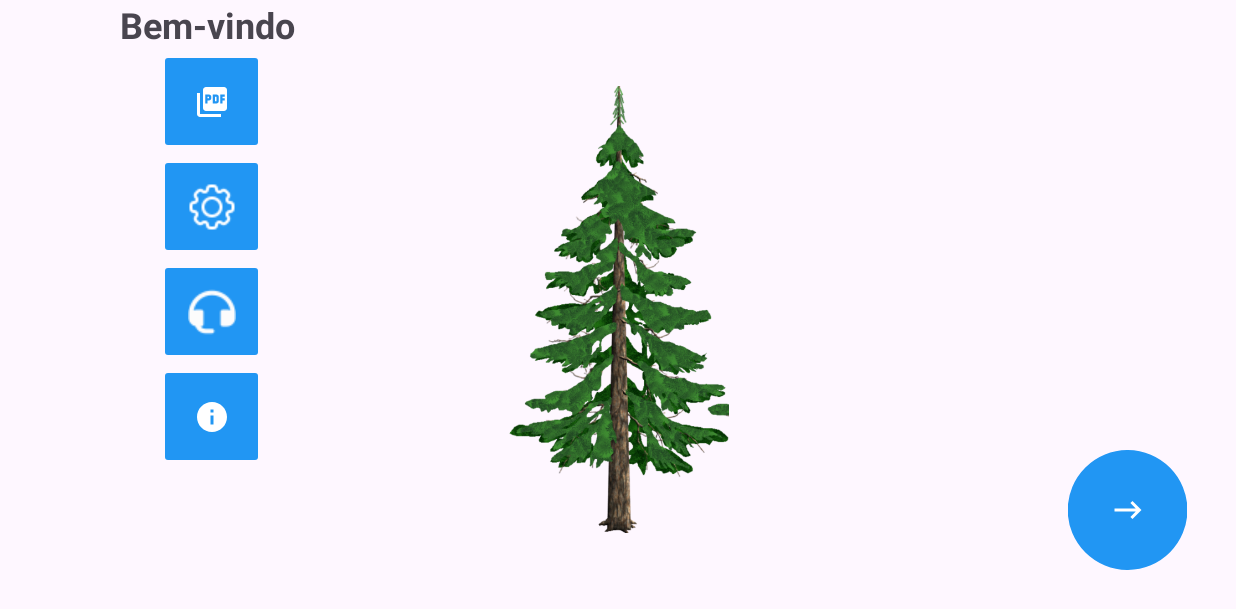
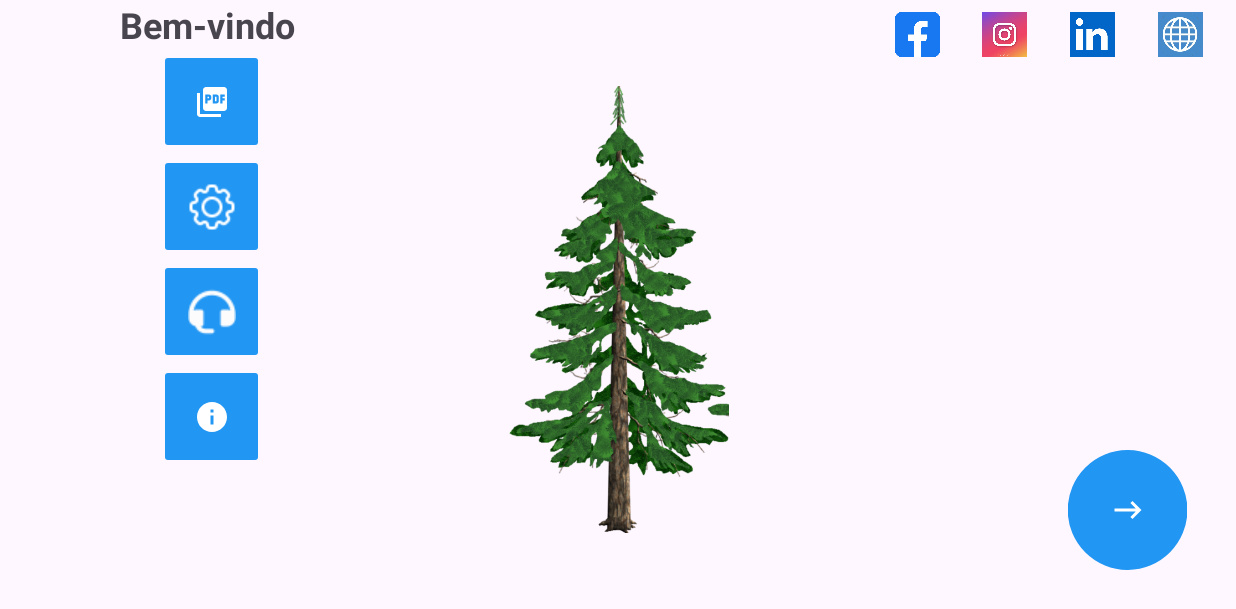
Before and after one commit to gustavodias24/DendroSmart-App, an Android app: the MenuActivity screen opened directly, with no data from a screen before it, on a phone screen of 824 x 412 dp (held sideways). Shown: the top 609 px of the screen. Run offline under Robolectric (Android 15) with nearby library versions, the phone set to English and light mode, and no system bars; our stand-ins replace Picasso; pictures from the network do not load.

Commit message:
redes sociais

```diff
--- a/app/src/main/java/benicio/soluces/dimensional/activitys/MenuActivity.java
+++ b/app/src/main/java/benicio/soluces/dimensional/activitys/MenuActivity.java
@@ -5,6 +5,7 @@ import androidx.appcompat.app.AppCompatDelegate;
 
 import android.annotation.SuppressLint;
 import android.content.Intent;
+import android.net.Uri;
 import android.os.Bundle;
 import android.view.View;
 
@@ -27,16 +28,36 @@ public class MenuActivity extends AppCompatActivity {
         AppCompatDelegate.setDefaultNightMode(AppCompatDelegate.MODE_NIGHT_NO);
 
         Picasso.get().load(R.raw.pinheiro).into(mainBinding.imageView);
+
+
+        mainBinding.face.setOnClickListener( v -> {
+            Intent i = new Intent(Intent.ACTION_VIEW, Uri.parse("https://www.facebook.com/profile.php?id=61559403886899&mibextid=LQQJ4d&rdid=mHTgiHw38cfK62A7&share_url=https%3A%2F%2Fwww.facebook.com%2Fshare%2FZUfre1CMmYJsHrWH%2F%3Fmibextid%3DLQQJ4d"));
+            startActivity(i);
+        });
+        mainBinding.insta.setOnClickListener( v -> {
+            Intent i = new Intent(Intent.ACTION_VIEW, Uri.parse("https://www.instagram.com/sinapses.solutionss/"));
+            startActivity(i);
+        });
+        mainBinding.linke.setOnClickListener( v -> {
+            Intent i = new Intent(Intent.ACTION_VIEW, Uri.parse("https://www.linkedin.com/company/sinapsesaplicativos/"));
+            startActivity(i);
+        });
+        mainBinding.web.setOnClickListener( v -> {
+            Intent i = new Intent(Intent.ACTION_VIEW, Uri.parse("https://www.sinapsessolutions.com.br/"));
+            startActivity(i);
+        });
     }
 
-    public void escolherMetodoCubagem(View view){
+    public void escolherMetodoCubagem(View view) {
         startActivity(new Intent(this, SelecionarMetodoActivity.class));
     }
-    public void relatorios(View view){
+
+    public void relatorios(View view) {
         startActivity(new Intent(this, RelatoriosActivity.class));
     }
 
-    public void irConfiguracoes(View view){
+    public void irConfiguracoes(View view) {
         startActivity(new Intent(this, ConfiguracoesActivity.class));
     }
+
 }
--- a/app/src/main/res/layout/activity_menu.xml
+++ b/app/src/main/res/layout/activity_menu.xml
@@ -113,4 +113,42 @@
 
 
     </LinearLayout>
+
+    <LinearLayout
+        android:layout_width="233dp"
+        android:layout_height="wrap_content"
+        android:layout_marginTop="8dp"
+        android:layout_marginEnd="8dp"
+        android:orientation="horizontal"
+        app:layout_constraintEnd_toEndOf="parent"
+        app:layout_constraintTop_toTopOf="parent">
+
+        <ImageView
+            android:id="@+id/face"
+            android:layout_width="30dp"
+            android:layout_height="30dp"
+            android:layout_weight="1"
+            app:srcCompat="@drawable/facebook" />
+
+        <ImageView
+            android:id="@+id/insta"
+            android:layout_width="30dp"
+            android:layout_height="30dp"
+            android:layout_weight="1"
+            app:srcCompat="@drawable/insta" />
+
+        <ImageView
+            android:id="@+id/linke"
+            android:layout_width="30dp"
+            android:layout_height="30dp"
+            android:layout_weight="1"
+            app:srcCompat="@drawable/linkedin" />
+
+        <ImageView
+            android:id="@+id/web"
+            android:layout_width="30dp"
+            android:layout_height="30dp"
+            android:layout_weight="1"
+            app:srcCompat="@drawable/web" />
+    </LinearLayout>
 </androidx.constraintlayout.widget.ConstraintLayout>
```
Also changed, not shown: app/src/main/res/drawable/facebook.png (added), app/src/main/res/drawable/frentepdf.png (added), app/src/main/res/drawable/insta.png (added), app/src/main/res/drawable/linkedin.png (added), app/src/main/res/drawable/versopdf.png (added), app/src/main/res/drawable/web.png (added).
